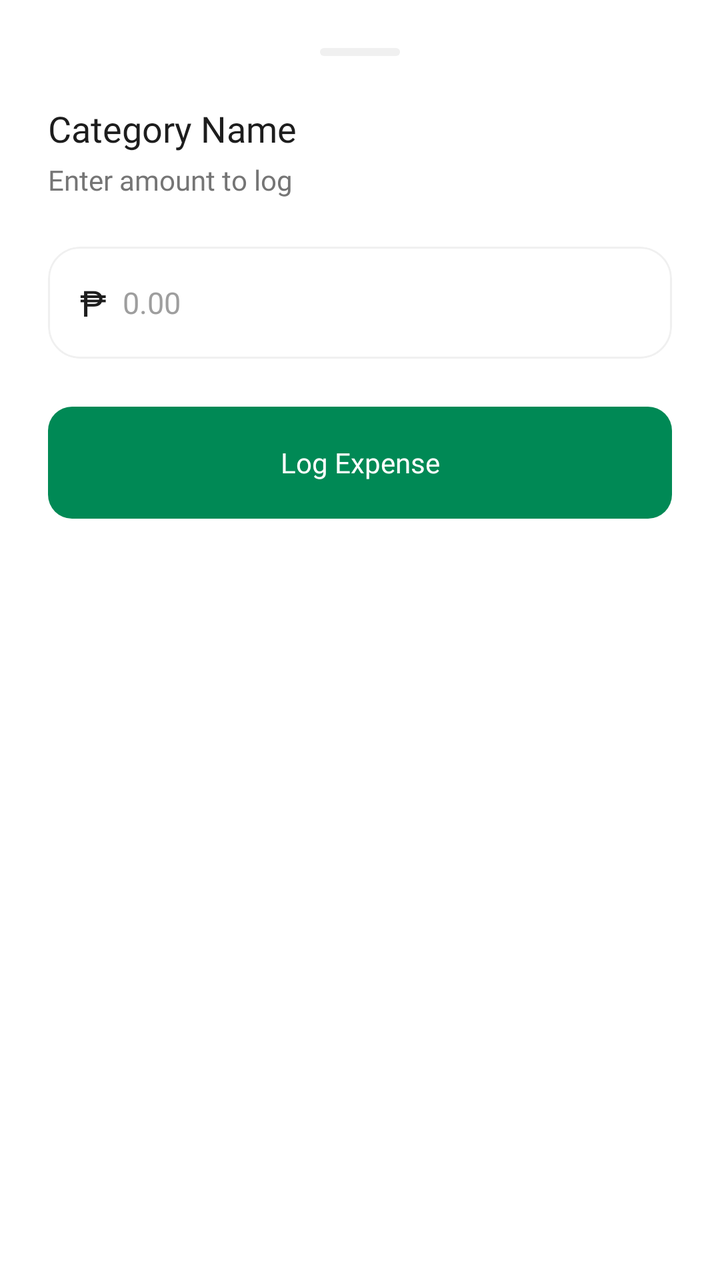
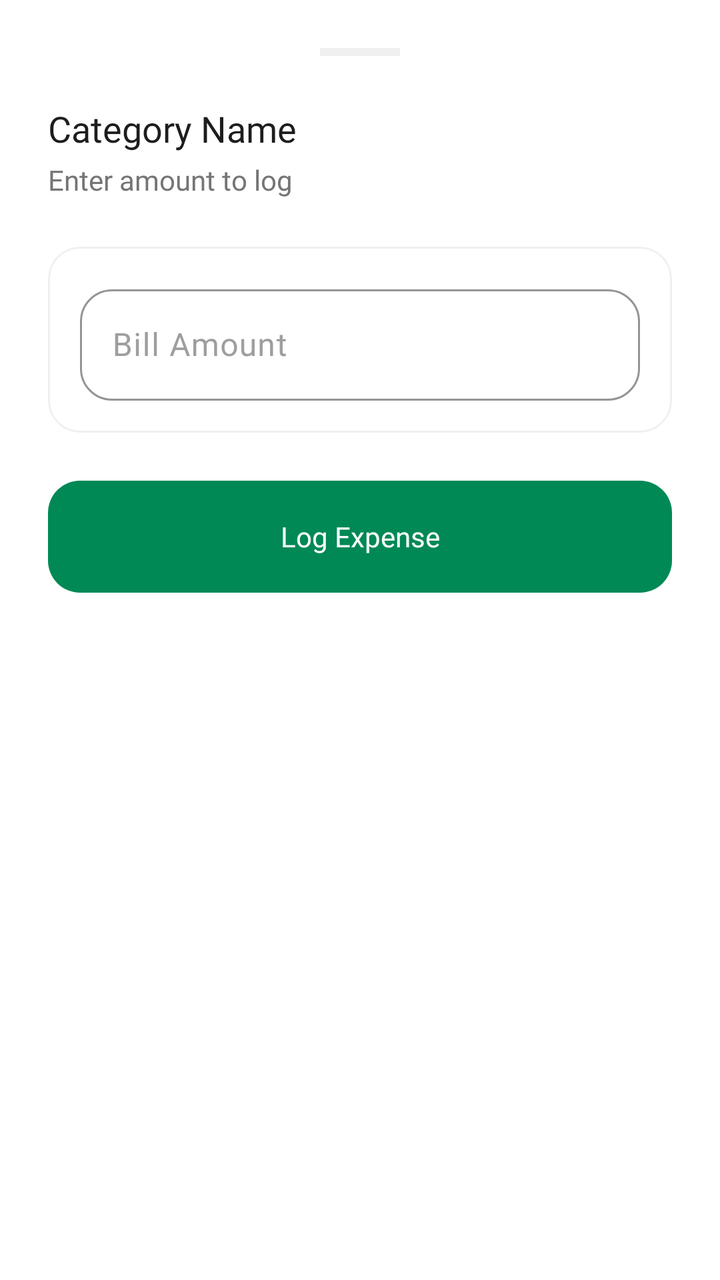

Compare the two renders of this Android layout. The source of the first and the diff that turns it into the second are given below.
<!-- AndroidManifest.xml: application theme Theme.Carti -->
<!-- res/layout/dialog_quick_log_amount.xml -->
<?xml version="1.0" encoding="utf-8"?>
<LinearLayout xmlns:android="http://schemas.android.com/apk/res/android"
    xmlns:tools="http://schemas.android.com/tools"
    android:layout_width="match_parent"
    android:layout_height="wrap_content"
    android:background="@drawable/bg_dialog_ios"
    android:orientation="vertical"
    android:padding="@dimen/spacing_large">

    <View
        android:layout_width="@dimen/handle_width"
        android:layout_height="@dimen/handle_height"
        android:layout_gravity="center_horizontal"
        android:layout_marginBottom="@dimen/spacing_large"
        android:background="@drawable/bg_handle_dialog" />

    <TextView
        android:id="@+id/tv_category_name"
        style="@style/CartiHeader"
        android:layout_width="wrap_content"
        android:layout_height="wrap_content"
        android:text="@string/label_category_name"
        android:textSize="@dimen/text_size_header" />

    <TextView
        style="@style/CartiSubHeader"
        android:layout_width="wrap_content"
        android:layout_height="wrap_content"
        android:layout_marginTop="@dimen/spacing_xs"
        android:text="@string/prompt_enter_amount"
        android:textSize="@dimen/text_size_body" />

    <com.google.android.material.card.MaterialCardView
        style="@style/CartiCard"
        android:layout_width="match_parent"
        android:layout_height="wrap_content"
        android:layout_marginTop="@dimen/spacing_large">

        <LinearLayout
            android:layout_width="match_parent"
            android:layout_height="@dimen/button_height_standard"
            android:gravity="center_vertical"
            android:orientation="horizontal"
            android:paddingHorizontal="@dimen/spacing_medium">

            <TextView
                style="@style/CartiHeader"
                android:layout_width="wrap_content"
                android:layout_height="wrap_content"
                android:text="@string/currency_symbol" />

            <EditText
                android:id="@+id/et_amount"
                style="@style/CartiEditText"
                android:layout_width="match_parent"
                android:layout_height="match_parent"
                android:hint="@string/hint_amount"
                android:importantForAutofill="no"
                android:inputType="numberDecimal"
                android:paddingStart="@dimen/spacing_small"
                tools:ignore="RtlSymmetry" />

        </LinearLayout>

    </com.google.android.material.card.MaterialCardView>

    <com.google.android.material.button.MaterialButton
        android:id="@+id/btn_log"
        style="@style/CartiButton.Primary"
        android:layout_width="match_parent"
        android:layout_height="@dimen/button_height_standard"
        android:layout_marginTop="@dimen/spacing_large"
        android:text="@string/btn_log_expense" />

</LinearLayout>
<!-- resources referenced by this layout -->
<resources>
  <dimen name="button_height_standard">56dp</dimen>
  <dimen name="handle_height">4dp</dimen>
  <dimen name="handle_width">40dp</dimen>
  <dimen name="spacing_large">24dp</dimen>
  <dimen name="spacing_medium">16dp</dimen>
  <dimen name="spacing_small">8dp</dimen>
  <dimen name="spacing_xs">4dp</dimen>
  <dimen name="text_size_body">14sp</dimen>
  <dimen name="text_size_header">18sp</dimen>
  <!-- drawable bg_dialog_ios (drawable) -->
  <?xml version="1.0" encoding="utf-8"?>
  <shape xmlns:android="http://schemas.android.com/apk/res/android">
      <solid android:color="@color/white" />
      <corners
          android:topLeftRadius="24dp"
          android:topRightRadius="24dp" />
  </shape>
  <!-- drawable bg_handle_dialog (drawable) -->
  <?xml version="1.0" encoding="utf-8"?>
  <shape xmlns:android="http://schemas.android.com/apk/res/android">
      <solid android:color="@color/card_border" />
      <corners android:radius="2dp" />
  </shape>
  <string name="btn_log_expense">Log Expense</string>
  <string name="currency_symbol">₱</string>
  <string name="hint_amount">0.00</string>
  <string name="label_category_name">Category Name</string>
  <string name="prompt_enter_amount">Enter amount to log</string>
  <style name="CartiButton.Primary">
          <item name="backgroundTint">@color/carti_primary_green</item>
          <item name="android:textColor">@color/white</item>
      </style>
  <style name="CartiCard" parent="Widget.Material3.CardView.Elevated">
          <item name="cardElevation">0dp</item>
          <item name="cardCornerRadius">@dimen/card_corner_radius</item>
          <item name="strokeColor">@color/border_subtle</item>
          <item name="strokeWidth">@dimen/stroke_width_thin</item>
          <item name="cardBackgroundColor">@color/white</item>
      </style>
  <style name="CartiEditText">
          <item name="android:layout_height">@dimen/input_height_standard</item>
          <item name="android:paddingHorizontal">@dimen/spacing_medium</item>
          <item name="android:background">@android:color/transparent</item>
          <item name="android:fontFamily">@font/plus_jakarta_sans_medium</item>
          <item name="android:textColor">@color/text_primary</item>
          <item name="android:textColorHint">@color/text_tertiary</item>
          <item name="android:textSize">@dimen/text_size_body_large</item>
      </style>
  <style name="CartiHeader">
          <item name="android:fontFamily">@font/plus_jakarta_sans_bold</item>
          <item name="android:textColor">@color/text_primary</item>
          <item name="android:textSize">@dimen/text_size_header</item>
      </style>
  <style name="CartiSubHeader">
          <item name="android:fontFamily">@font/plus_jakarta_sans_medium</item>
          <item name="android:textColor">@color/text_secondary</item>
          <item name="android:textSize">@dimen/text_size_body</item>
      </style>
  <style name="Theme.Carti" parent="Base.Theme.Carti" />
  <color name="white">#FFFFFFFF</color>
  <color name="card_border">#F0F0F0</color>
  <color name="carti_primary_green">#008955</color>
  <dimen name="card_corner_radius">16dp</dimen>
  <color name="border_subtle">#F0F0F0</color>
  <dimen name="stroke_width_thin">1dp</dimen>
  <dimen name="input_height_standard">52dp</dimen>
  <color name="text_primary">#1D1D1D</color>
  <color name="text_tertiary">#9E9E9E</color>
  <dimen name="text_size_body_large">15sp</dimen>
  <color name="text_secondary">#757575</color>
  <style name="Base.Theme.Carti" parent="Theme.Material3.DayNight.NoActionBar">
          <item name="colorPrimary">@color/carti_primary_green</item>
          <item name="android:windowBackground">@color/white</item>
          <item name="android:statusBarColor">@color/white</item>
          <item name="android:windowLightStatusBar" tools:targetApi="m">true</item>
          <item name="android:navigationBarColor">@color/white</item>
      </style>
</resources>

<!-- the commit's change to res/layout/dialog_quick_log_amount.xml (unified diff, before → after) -->
@@ -1,9 +1,10 @@
 <?xml version="1.0" encoding="utf-8"?>
 <LinearLayout xmlns:android="http://schemas.android.com/apk/res/android"
+    xmlns:app="http://schemas.android.com/apk/res-auto"
     xmlns:tools="http://schemas.android.com/tools"
     android:layout_width="match_parent"
     android:layout_height="wrap_content"
-    android:background="@drawable/bg_dialog_ios"
+    android:background="@drawable/bg_bottom_sheet_white"
     android:orientation="vertical"
     android:padding="@dimen/spacing_large">
 
@@ -12,23 +13,21 @@
         android:layout_height="@dimen/handle_height"
         android:layout_gravity="center_horizontal"
         android:layout_marginBottom="@dimen/spacing_large"
-        android:background="@drawable/bg_handle_dialog" />
+        android:background="@color/border_subtle" />
 
     <TextView
         android:id="@+id/tv_category_name"
         style="@style/CartiHeader"
         android:layout_width="wrap_content"
         android:layout_height="wrap_content"
-        android:text="@string/label_category_name"
-        android:textSize="@dimen/text_size_header" />
+        android:text="@string/label_category_name" />
 
     <TextView
         style="@style/CartiSubHeader"
         android:layout_width="wrap_content"
         android:layout_height="wrap_content"
         android:layout_marginTop="@dimen/spacing_xs"
-        android:text="@string/prompt_enter_amount"
-        android:textSize="@dimen/text_size_body" />
+        android:text="@string/prompt_enter_amount" />
 
     <com.google.android.material.card.MaterialCardView
         style="@style/CartiCard"
@@ -38,37 +37,31 @@
 
         <LinearLayout
             android:layout_width="match_parent"
-            android:layout_height="@dimen/button_height_standard"
-            android:gravity="center_vertical"
-            android:orientation="horizontal"
-            android:paddingHorizontal="@dimen/spacing_medium">
+            android:layout_height="wrap_content"
+            android:orientation="vertical"
+            android:padding="@dimen/spacing_medium">
 
-            <TextView
-                style="@style/CartiHeader"
-                android:layout_width="wrap_content"
+            <com.google.android.material.textfield.TextInputLayout
+                android:layout_width="match_parent"
                 android:layout_height="wrap_content"
-                android:text="@string/currency_symbol" />
+                android:hint="@string/label_bill_amount"
+                style="@style/CartiInputLayout.Amount">
 
-            <EditText
-                android:id="@+id/et_amount"
-                style="@style/CartiEditText"
-                android:layout_width="match_parent"
-                android:layout_height="match_parent"
-                android:hint="@string/hint_amount"
-                android:importantForAutofill="no"
-                android:inputType="numberDecimal"
-                android:paddingStart="@dimen/spacing_small"
-                tools:ignore="RtlSymmetry" />
+                <com.google.android.material.textfield.TextInputEditText
+                    android:id="@+id/et_amount"
+                    android:layout_width="match_parent"
+                    android:layout_height="wrap_content"
+                    android:inputType="numberDecimal" />
+            </com.google.android.material.textfield.TextInputLayout>
 
         </LinearLayout>
-
     </com.google.android.material.card.MaterialCardView>
 
     <com.google.android.material.button.MaterialButton
         android:id="@+id/btn_log"
         style="@style/CartiButton.Primary"
         android:layout_width="match_parent"
-        android:layout_height="@dimen/button_height_standard"
+        android:layout_height="wrap_content"
         android:layout_marginTop="@dimen/spacing_large"
         android:text="@string/btn_log_expense" />
 
<!-- resource entries referenced after the edit -->
@@ -1,31 +1,22 @@
 <!-- resources referenced by this layout -->
 <resources>
-  <dimen name="button_height_standard">56dp</dimen>
   <dimen name="handle_height">4dp</dimen>
   <dimen name="handle_width">40dp</dimen>
   <dimen name="spacing_large">24dp</dimen>
   <dimen name="spacing_medium">16dp</dimen>
-  <dimen name="spacing_small">8dp</dimen>
   <dimen name="spacing_xs">4dp</dimen>
-  <dimen name="text_size_body">14sp</dimen>
-  <dimen name="text_size_header">18sp</dimen>
-  <!-- drawable bg_dialog_ios (drawable) -->
+  <!-- drawable bg_bottom_sheet_white (drawable) -->
   <?xml version="1.0" encoding="utf-8"?>
   <shape xmlns:android="http://schemas.android.com/apk/res/android">
       <solid android:color="@color/white" />
       <corners
-          android:topLeftRadius="24dp"
-          android:topRightRadius="24dp" />
+          android:topLeftRadius="@dimen/radius_large"
+          android:topRightRadius="@dimen/radius_large" />
   </shape>
-  <!-- drawable bg_handle_dialog (drawable) -->
-  <?xml version="1.0" encoding="utf-8"?>
-  <shape xmlns:android="http://schemas.android.com/apk/res/android">
-      <solid android:color="@color/card_border" />
-      <corners android:radius="2dp" />
-  </shape>
+  <dimen name="text_size_body">14sp</dimen>
+  <dimen name="text_size_header">18sp</dimen>
   <string name="btn_log_expense">Log Expense</string>
-  <string name="currency_symbol">₱</string>
-  <string name="hint_amount">0.00</string>
+  <string name="label_bill_amount">Bill Amount</string>
   <string name="label_category_name">Category Name</string>
   <string name="prompt_enter_amount">Enter amount to log</string>
   <style name="CartiButton.Primary">
@@ -35,23 +26,19 @@
   <style name="CartiCard" parent="Widget.Material3.CardView.Elevated">
           <item name="cardElevation">0dp</item>
           <item name="cardCornerRadius">@dimen/card_corner_radius</item>
+          <item name="shapeAppearance">@style/ShapeAppearance.Carti.Medium</item>
           <item name="strokeColor">@color/border_subtle</item>
           <item name="strokeWidth">@dimen/stroke_width_thin</item>
           <item name="cardBackgroundColor">@color/white</item>
-      </style>
-  <style name="CartiEditText">
-          <item name="android:layout_height">@dimen/input_height_standard</item>
-          <item name="android:paddingHorizontal">@dimen/spacing_medium</item>
-          <item name="android:background">@android:color/transparent</item>
-          <item name="android:fontFamily">@font/plus_jakarta_sans_medium</item>
-          <item name="android:textColor">@color/text_primary</item>
-          <item name="android:textColorHint">@color/text_tertiary</item>
-          <item name="android:textSize">@dimen/text_size_body_large</item>
       </style>
   <style name="CartiHeader">
           <item name="android:fontFamily">@font/plus_jakarta_sans_bold</item>
           <item name="android:textColor">@color/text_primary</item>
           <item name="android:textSize">@dimen/text_size_header</item>
+      </style>
+  <style name="CartiInputLayout.Amount">
+          <item name="prefixText">₱</item>
+          <item name="prefixTextColor">@color/text_primary</item>
       </style>
   <style name="CartiSubHeader">
           <item name="android:fontFamily">@font/plus_jakarta_sans_medium</item>
@@ -60,15 +47,15 @@
       </style>
   <style name="Theme.Carti" parent="Base.Theme.Carti" />
   <color name="white">#FFFFFFFF</color>
-  <color name="card_border">#F0F0F0</color>
+  <dimen name="radius_large">16dp</dimen>
   <color name="carti_primary_green">#008955</color>
   <dimen name="card_corner_radius">16dp</dimen>
+  <style name="ShapeAppearance.Carti.Medium" parent="ShapeAppearance.Material3.Corner.Medium">
+          <item name="cornerSize">@dimen/card_corner_radius</item>
+      </style>
   <color name="border_subtle">#F0F0F0</color>
   <dimen name="stroke_width_thin">1dp</dimen>
-  <dimen name="input_height_standard">52dp</dimen>
   <color name="text_primary">#1D1D1D</color>
-  <color name="text_tertiary">#9E9E9E</color>
-  <dimen name="text_size_body_large">15sp</dimen>
   <color name="text_secondary">#757575</color>
   <style name="Base.Theme.Carti" parent="Theme.Material3.DayNight.NoActionBar">
           <item name="colorPrimary">@color/carti_primary_green</item>
